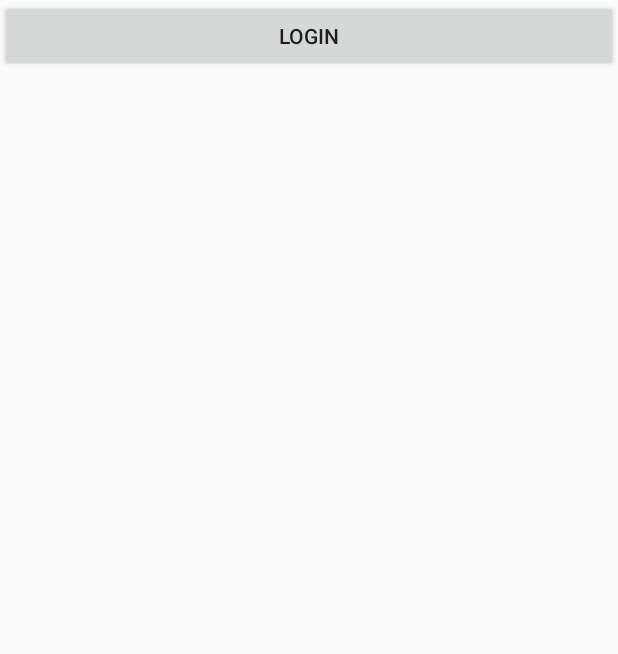
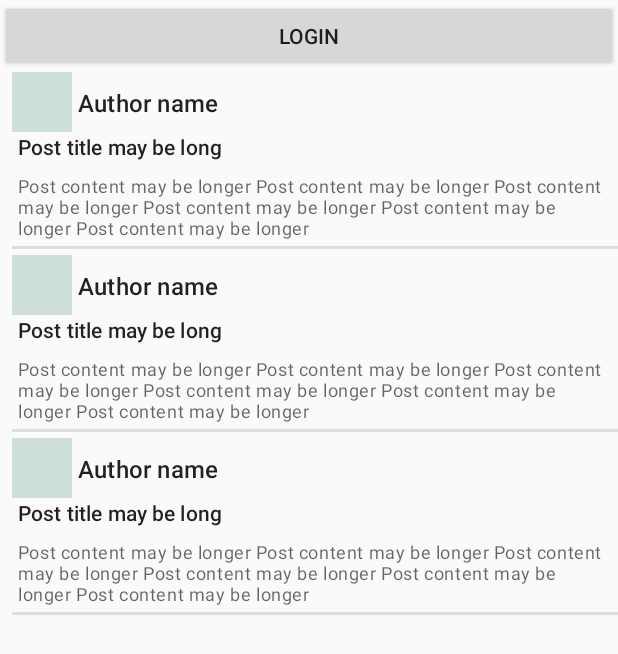
Before and after one commit to rafael-sc/League-Mobile-Coding-Challenge, an Android app: the layout activity_main.xml on its own in the app's theme, with its tools: preview values and no code run, on a phone screen of 412 x 824 dp. Shown: the top 654 px of the screen. Run offline under Robolectric (Android 15) with nearby library versions, the phone set to English and light mode, and no system bars.

Commit message:
Adding PostsAdapter.kt and showing raw posts in recyclerview

```diff
--- a/kotlin_app/src/main/java/life/league/challenge/kotlin/ui/main/MainActivity.kt
+++ b/kotlin_app/src/main/java/life/league/challenge/kotlin/ui/main/MainActivity.kt
@@ -3,19 +3,25 @@ package life.league.challenge.kotlin.ui.main
 import android.os.Bundle
 import android.widget.Toast
 import androidx.appcompat.app.AppCompatActivity
+import androidx.recyclerview.widget.LinearLayoutManager
+import androidx.recyclerview.widget.RecyclerView
 import life.league.challenge.kotlin.commom.extensions.setupObserverOnCreated
 import life.league.challenge.kotlin.databinding.ActivityMainBinding
 import life.league.challenge.kotlin.di.MainModule
 import life.league.challenge.kotlin.domain.exceptions.UnableToLoginException
 import life.league.challenge.kotlin.domain.model.Post
+import life.league.challenge.kotlin.ui.main.adapter.PostsAdapter
 import org.koin.androidx.viewmodel.ext.android.viewModel
 import org.koin.core.context.loadKoinModules
 
 class MainActivity : AppCompatActivity() {
 
-    private val viewModel: MainViewModel by viewModel<MainViewModel>()
+    private val viewModel: MainViewModel by viewModel()
+    private lateinit var binding: ActivityMainBinding
 
-    private lateinit var binding: ActivityMainBinding
+    private val postsAdapter: PostsAdapter by lazy {
+        PostsAdapter()
+    }
 
     override fun onCreate(savedInstanceState: Bundle?) {
         super.onCreate(savedInstanceState)
@@ -43,7 +49,11 @@ class MainActivity : AppCompatActivity() {
     }
 
     private fun postsObserver(posts: List<Post>) {
-        posts
+        postsAdapter.setItems(posts)
+        binding.recyclerViewPosts.run {
+            layoutManager = LinearLayoutManager(context, RecyclerView.VERTICAL, false)
+            adapter = postsAdapter
+        }
     }
 
     private fun errorStateObserver(exception: Throwable) {
--- /dev/null
+++ b/kotlin_app/src/main/java/life/league/challenge/kotlin/ui/main/adapter/PostsAdapter.kt
@@ -0,0 +1,41 @@
+package life.league.challenge.kotlin.ui.main.adapter
+
+import android.view.LayoutInflater
+import android.view.ViewGroup
+import androidx.recyclerview.widget.RecyclerView
+import life.league.challenge.kotlin.databinding.PostItemLayoutBinding
+import life.league.challenge.kotlin.domain.model.Post
+
+class PostsAdapter : RecyclerView.Adapter<RecyclerView.ViewHolder>() {
+    private var items = listOf<Post>()
+
+    override fun onCreateViewHolder(parent: ViewGroup, viewType: Int): RecyclerView.ViewHolder =
+        PostViewHolder(
+            PostItemLayoutBinding.inflate(
+                LayoutInflater.from(parent.context),
+                parent,
+                false
+            )
+        )
+
+    override fun onBindViewHolder(holder: RecyclerView.ViewHolder, position: Int) {
+        val item = items[position]
+        (holder as? PostViewHolder)?.onBind(item)
+    }
+
+    override fun getItemCount(): Int = items.size
+
+    class PostViewHolder(
+        private val binding: PostItemLayoutBinding
+    ) : RecyclerView.ViewHolder(binding.root) {
+        fun onBind(item: Post) {
+            binding.textViewPostAuthorName.text = item.userId.toString()
+            binding.textViewPostContent.text = item.content
+            binding.textViewPostTitle.text = item.title
+        }
+    }
+
+    fun setItems(list: List<Post>) {
+        this.items = list
+    }
+}
--- a/kotlin_app/src/main/res/layout/activity_main.xml
+++ b/kotlin_app/src/main/res/layout/activity_main.xml
@@ -1,18 +1,21 @@
 <?xml version="1.0" encoding="utf-8"?>
 
 <LinearLayout xmlns:android="http://schemas.android.com/apk/res/android"
+    xmlns:tools="http://schemas.android.com/tools"
     android:layout_width="match_parent"
     android:layout_height="match_parent"
     android:orientation="vertical">
 
     <Button
         android:id="@+id/buttonLogin"
+        android:layout_width="match_parent"
         android:layout_height="wrap_content"
+        android:text="@string/login" />
+
+    <androidx.recyclerview.widget.RecyclerView
+        android:id="@+id/recyclerViewPosts"
         android:layout_width="match_parent"
-        android:text="Login" />
-    <!--    <androidx.recyclerview.widget.RecyclerView-->
-    <!--        android:id="@+id/recycler_view"-->
-    <!--        android:layout_width="match_parent"-->
-    <!--        android:layout_height="match_parent" />-->
+        android:layout_height="match_parent"
+        tools:listitem="@layout/post_item_layout" />
 
 </LinearLayout>
--- /dev/null
+++ b/kotlin_app/src/main/res/layout/post_item_layout.xml
@@ -0,0 +1,68 @@
+<?xml version="1.0" encoding="utf-8"?>
+<androidx.constraintlayout.widget.ConstraintLayout xmlns:android="http://schemas.android.com/apk/res/android"
+    xmlns:app="http://schemas.android.com/apk/res-auto"
+    xmlns:tools="http://schemas.android.com/tools"
+    android:layout_width="match_parent"
+    android:layout_height="wrap_content"
+    android:layout_marginStart="8dp">
+
+    <ImageView
+        android:id="@+id/imageViewPostAuthorIcon"
+        android:layout_width="40dp"
+        android:layout_height="40dp"
+        android:background="#cededa"
+        android:contentDescription="@string/description_author_icon"
+        app:layout_constraintStart_toStartOf="parent"
+        app:layout_constraintTop_toTopOf="parent" />
+
+    <TextView
+        android:id="@+id/textViewPostAuthorName"
+        android:layout_width="0dp"
+        android:layout_height="wrap_content"
+        android:layout_marginStart="4dp"
+        android:gravity="start"
+        android:textAppearance="@style/TextAppearance.Material3.TitleMedium"
+        app:layout_constraintBottom_toBottomOf="@id/imageViewPostAuthorIcon"
+        app:layout_constraintEnd_toEndOf="parent"
+        app:layout_constraintStart_toEndOf="@id/imageViewPostAuthorIcon"
+        app:layout_constraintTop_toTopOf="@id/imageViewPostAuthorIcon"
+        app:layout_goneMarginStart="4dp"
+        tools:text="Author name" />
+
+    <TextView
+        android:id="@+id/textViewPostTitle"
+        android:layout_width="0dp"
+        android:layout_height="wrap_content"
+        android:layout_marginHorizontal="4dp"
+        android:gravity="start"
+        android:textAppearance="@style/TextAppearance.Material3.TitleSmall"
+        app:layout_constraintEnd_toEndOf="parent"
+        app:layout_constraintStart_toStartOf="parent"
+        app:layout_constraintTop_toBottomOf="@id/imageViewPostAuthorIcon"
+        tools:text="Post title may be long" />
+
+    <TextView
+        android:id="@+id/textViewPostContent"
+        android:layout_width="0dp"
+        android:layout_height="wrap_content"
+        android:layout_marginHorizontal="4dp"
+        android:layout_marginTop="8dp"
+        android:layout_marginBottom="4dp"
+        android:gravity="start"
+        android:textAppearance="@style/TextAppearance.Material3.BodySmall"
+        app:layout_constraintEnd_toEndOf="parent"
+        app:layout_constraintStart_toStartOf="parent"
+        app:layout_constraintTop_toBottomOf="@id/textViewPostTitle"
+        tools:text="Post content may be longer Post content may be longer Post content may be longer Post content may be longer Post content may be longer Post content may be longer " />
+
+    <View
+        android:layout_width="0dp"
+        android:layout_height="2dp"
+        android:layout_marginVertical="4dp"
+        android:background="#dedede"
+        app:layout_constraintBottom_toBottomOf="parent"
+        app:layout_constraintEnd_toEndOf="parent"
+        app:layout_constraintStart_toStartOf="parent"
+        app:layout_constraintTop_toBottomOf="@id/textViewPostContent" />
+
+</androidx.constraintlayout.widget.ConstraintLayout>
--- a/kotlin_app/src/main/res/values/strings.xml
+++ b/kotlin_app/src/main/res/values/strings.xml
@@ -1,4 +1,5 @@
 <resources>
     <string name="app_name">Mobile Coding Challenge</string>
     <string name="description_author_icon">%1$s icon</string>
+    <string name="login">Login</string>
 </resources>
```
